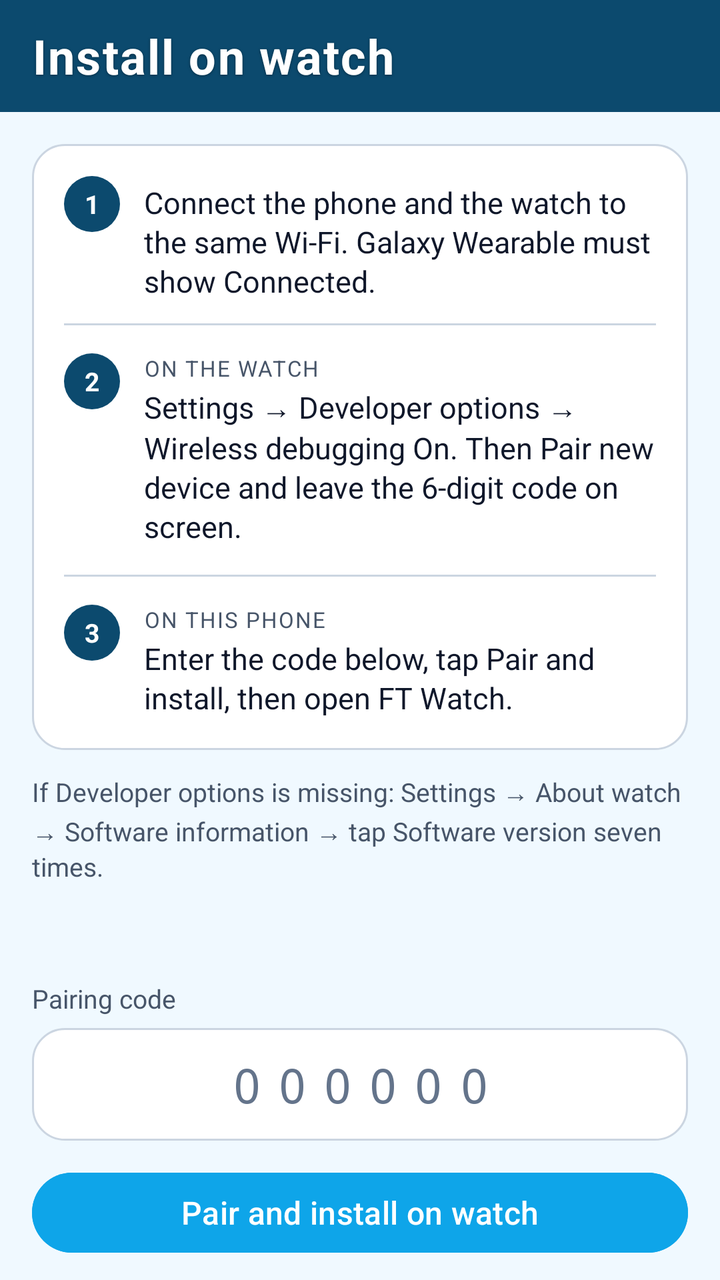
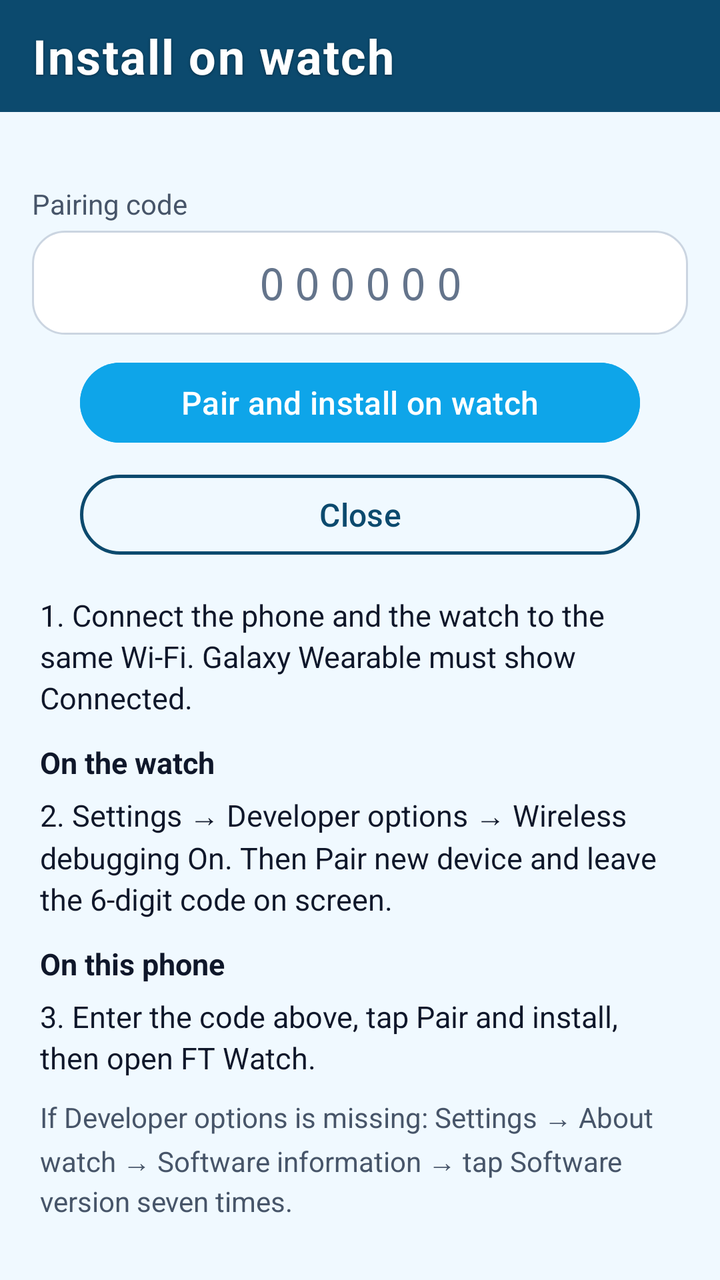

An Android layout rendered at two revisions. The XML below is the earlier revision; the diff shows what the commit changed to produce the second picture.
<!-- AndroidManifest.xml: application theme Theme.BasketballProtocol -->
<!-- res/layout/activity_install_watch.xml -->
<?xml version="1.0" encoding="utf-8"?>
<LinearLayout xmlns:android="http://schemas.android.com/apk/res/android"
    xmlns:app="http://schemas.android.com/apk/res-auto"
    android:id="@+id/installRoot"
    android:layout_width="match_parent"
    android:layout_height="match_parent"
    android:background="@color/bg_light"
    android:forceDarkAllowed="false"
    android:orientation="vertical">

    <com.google.android.material.appbar.MaterialToolbar
        android:id="@+id/installToolbar"
        android:layout_width="match_parent"
        android:layout_height="wrap_content"
        android:background="@color/primary_dark"
        android:minHeight="56dp"
        app:title="@string/menu_install_watch"
        app:titleTextAppearance="@style/TextAppearance.FTProtocol.ToolbarTitle"
        app:titleTextColor="@android:color/white"
        app:theme="@style/ThemeOverlay.FTProtocol.Toolbar" />

    <androidx.core.widget.NestedScrollView
        android:layout_width="match_parent"
        android:layout_height="0dp"
        android:layout_weight="1"
        android:clipToPadding="false"
        android:fillViewport="true"
        android:paddingHorizontal="16dp"
        android:paddingTop="16dp"
        android:paddingBottom="12dp">

        <LinearLayout
            android:layout_width="match_parent"
            android:layout_height="wrap_content"
            android:orientation="vertical">

            <LinearLayout
                android:layout_width="match_parent"
                android:layout_height="wrap_content"
                android:background="@drawable/popup_dropdown_bg"
                android:orientation="vertical"
                android:padding="16dp">

                <LinearLayout
                    android:layout_width="match_parent"
                    android:layout_height="wrap_content"
                    android:gravity="top"
                    android:orientation="horizontal">

                    <TextView
                        android:layout_width="28dp"
                        android:layout_height="28dp"
                        android:background="@drawable/bg_step_number"
                        android:gravity="center"
                        android:text="@string/install_watch_step_num_1"
                        android:textColor="@android:color/white"
                        android:textSize="13sp"
                        android:textStyle="bold" />

                    <TextView
                        android:layout_width="0dp"
                        android:layout_height="wrap_content"
                        android:layout_marginStart="12dp"
                        android:layout_weight="1"
                        android:lineSpacingExtra="2dp"
                        android:text="@string/install_watch_step_1"
                        android:textColor="@color/text_primary"
                        android:textSize="15sp" />
                </LinearLayout>

                <View
                    android:layout_width="match_parent"
                    android:layout_height="1dp"
                    android:layout_marginVertical="14dp"
                    android:background="@color/outline_soft" />

                <LinearLayout
                    android:layout_width="match_parent"
                    android:layout_height="wrap_content"
                    android:gravity="top"
                    android:orientation="horizontal">

                    <TextView
                        android:layout_width="28dp"
                        android:layout_height="28dp"
                        android:background="@drawable/bg_step_number"
                        android:gravity="center"
                        android:text="@string/install_watch_step_num_2"
                        android:textColor="@android:color/white"
                        android:textSize="13sp"
                        android:textStyle="bold" />

                    <LinearLayout
                        android:layout_width="0dp"
                        android:layout_height="wrap_content"
                        android:layout_marginStart="12dp"
                        android:layout_weight="1"
                        android:orientation="vertical">

                        <TextView
                            android:layout_width="match_parent"
                            android:layout_height="wrap_content"
                            android:text="@string/install_watch_heading_watch"
                            android:textAllCaps="true"
                            android:textColor="@color/text_secondary"
                            android:textSize="11sp"
                            android:letterSpacing="0.06" />

                        <TextView
                            android:layout_width="match_parent"
                            android:layout_height="wrap_content"
                            android:layout_marginTop="2dp"
                            android:lineSpacingExtra="2dp"
                            android:text="@string/install_watch_step_2"
                            android:textColor="@color/text_primary"
                            android:textSize="15sp" />
                    </LinearLayout>
                </LinearLayout>

                <View
                    android:layout_width="match_parent"
                    android:layout_height="1dp"
                    android:layout_marginVertical="14dp"
                    android:background="@color/outline_soft" />

                <LinearLayout
                    android:layout_width="match_parent"
                    android:layout_height="wrap_content"
                    android:gravity="top"
                    android:orientation="horizontal">

                    <TextView
                        android:layout_width="28dp"
                        android:layout_height="28dp"
                        android:background="@drawable/bg_step_number"
                        android:gravity="center"
                        android:text="@string/install_watch_step_num_3"
                        android:textColor="@android:color/white"
                        android:textSize="13sp"
                        android:textStyle="bold" />

                    <LinearLayout
                        android:layout_width="0dp"
                        android:layout_height="wrap_content"
                        android:layout_marginStart="12dp"
                        android:layout_weight="1"
                        android:orientation="vertical">

                        <TextView
                            android:layout_width="match_parent"
                            android:layout_height="wrap_content"
                            android:text="@string/install_watch_heading_phone"
                            android:textAllCaps="true"
                            android:textColor="@color/text_secondary"
                            android:textSize="11sp"
                            android:letterSpacing="0.06" />

                        <TextView
                            android:layout_width="match_parent"
                            android:layout_height="wrap_content"
                            android:layout_marginTop="2dp"
                            android:lineSpacingExtra="2dp"
                            android:text="@string/install_watch_step_3"
                            android:textColor="@color/text_primary"
                            android:textSize="15sp" />
                    </LinearLayout>
                </LinearLayout>
            </LinearLayout>

            <TextView
                android:layout_width="match_parent"
                android:layout_height="wrap_content"
                android:layout_marginTop="12dp"
                android:lineSpacingExtra="2dp"
                android:text="@string/install_watch_step_then"
                android:textColor="@color/text_secondary"
                android:textSize="13sp" />

            <TextView
                android:id="@+id/installStatusText"
                android:layout_width="match_parent"
                android:layout_height="wrap_content"
                android:layout_marginTop="16dp"
                android:textColor="@color/text_primary"
                android:textSize="15sp" />

            <TextView
                android:layout_width="match_parent"
                android:layout_height="wrap_content"
                android:layout_marginTop="12dp"
                android:text="@string/install_field_code"
                android:textColor="@color/text_secondary"
                android:textSize="13sp" />

            <EditText
                android:id="@+id/inputPairCode"
                android:layout_width="match_parent"
                android:layout_height="wrap_content"
                android:layout_marginTop="6dp"
                android:background="@drawable/popup_dropdown_bg"
                android:gravity="center"
                android:hint="@string/install_code_hint"
                android:imeOptions="actionDone"
                android:importantForAutofill="no"
                android:inputType="number"
                android:letterSpacing="0.35"
                android:maxLength="6"
                android:minHeight="56dp"
                android:padding="12dp"
                android:textColor="@color/text_primary"
                android:textColorHint="@color/text_hint"
                android:textSize="24sp"
                android:fontFamily="monospace" />

            <com.google.android.material.button.MaterialButton
                android:id="@+id/installWatchButton"
                android:layout_width="match_parent"
                android:layout_height="wrap_content"
                android:layout_marginTop="12dp"
                android:backgroundTint="@color/primary_blue"
                android:minHeight="48dp"
                android:text="@string/install_watch_do_install"
                android:textColor="@android:color/white"
                android:textSize="16sp" />

            <com.google.android.material.button.MaterialButton
                android:id="@+id/closeInstallButton"
                style="@style/Widget.Material3.Button.TextButton"
                android:layout_width="match_parent"
                android:layout_height="wrap_content"
                android:layout_marginTop="4dp"
                android:text="@string/install_watch_close"
                android:textColor="@color/primary_dark"
                android:textSize="16sp" />
        </LinearLayout>
    </androidx.core.widget.NestedScrollView>
</LinearLayout>
<!-- resources referenced by this layout -->
<resources>
  <color name="bg_light">#F0F9FF</color>
  <color name="outline_soft">#CBD5E1</color>
  <color name="primary_blue">#0EA5E9</color>
  <color name="primary_dark">#0C4A6E</color>
  <color name="text_hint">#64748B</color>
  <color name="text_primary">#0F172A</color>
  <color name="text_secondary">#475569</color>
  <!-- drawable bg_step_number (drawable) -->
  <?xml version="1.0" encoding="utf-8"?>
  <shape xmlns:android="http://schemas.android.com/apk/res/android"
      android:shape="oval">
      <solid android:color="@color/primary_dark" />
  </shape>
  <!-- drawable popup_dropdown_bg (drawable) -->
  <?xml version="1.0" encoding="utf-8"?>
  <shape xmlns:android="http://schemas.android.com/apk/res/android"
      android:shape="rectangle">
      <solid android:color="@color/surface_card" />
      <corners android:radius="16dp" />
      <stroke
          android:width="1dp"
          android:color="@color/outline_soft" />
  </shape>
  <string name="install_code_hint">000000</string>
  <string name="install_field_code">Pairing code</string>
  <string name="install_watch_close">Close</string>
  <string name="install_watch_do_install">Pair and install on watch</string>
  <string name="install_watch_heading_phone">On this phone</string>
  <string name="install_watch_heading_watch">On the watch</string>
  <string name="install_watch_step_1">Connect the phone and the watch to the same Wi‑Fi. Galaxy Wearable must show Connected.</string>
  <string name="install_watch_step_2">Settings → Developer options → Wireless debugging On. Then Pair new device and leave the 6-digit code on screen.</string>
  <string name="install_watch_step_3">Enter the code below, tap Pair and install, then open FT Watch.</string>
  <string name="install_watch_step_num_1">1</string>
  <string name="install_watch_step_num_2">2</string>
  <string name="install_watch_step_num_3">3</string>
  <string name="install_watch_step_then">If Developer options is missing: Settings → About watch → Software information → tap Software version seven times.</string>
  <string name="menu_install_watch">Install on watch</string>
  <style name="TextAppearance.FTProtocol.ToolbarTitle" parent="TextAppearance.Material3.TitleLarge">
          <item name="android:textSize">24sp</item>
          <item name="android:textStyle">bold</item>
          <item name="android:textColor">@android:color/white</item>
          <item name="android:letterSpacing">0.03</item>
          <item name="android:shadowColor">#66000000</item>
          <item name="android:shadowDx">0</item>
          <item name="android:shadowDy">1</item>
          <item name="android:shadowRadius">3</item>
      </style>
  <style name="ThemeOverlay.FTProtocol.Toolbar" parent="ThemeOverlay.Material3.Dark">
          <item name="colorControlNormal">@android:color/white</item>
          <item name="android:textColorPrimary">@android:color/white</item>
          <item name="actionMenuTextColor">@android:color/white</item>
      </style>
  <color name="surface_card">#FFFFFF</color>
  <color name="primary_soft">#E0F2FE</color>
  <style name="Widget.FTProtocol.Overflow" parent="Widget.AppCompat.ActionButton.Overflow">
          <item name="android:src">@drawable/ic_more_vert_white</item>
          <item name="srcCompat">@drawable/ic_more_vert_white</item>
          <item name="android:tint">@android:color/white</item>
      </style>
  <!-- drawable ic_more_vert_white (drawable) -->
  <?xml version="1.0" encoding="utf-8"?>
  <vector xmlns:android="http://schemas.android.com/apk/res/android"
      android:width="24dp"
      android:height="24dp"
      android:viewportWidth="24"
      android:viewportHeight="24">
      <path
          android:fillColor="#FFFFFF"
          android:pathData="M12,8c1.1,0 2,-0.9 2,-2s-0.9,-2 -2,-2 -2,0.9 -2,2 0.9,2 2,2zM12,10c-1.1,0 -2,0.9 -2,2s0.9,2 2,2 2,-0.9 2,-2 -0.9,-2 -2,-2zM12,16c-1.1,0 -2,0.9 -2,2s0.9,2 2,2 2,-0.9 2,-2 -0.9,-2 -2,-2z" />
  </vector>
  <!-- unchanged entries left out for length: 1 -->
</resources>

<!-- the commit's change to res/layout/activity_install_watch.xml (unified diff, before → after) -->
@@ -19,168 +19,96 @@
         app:titleTextColor="@android:color/white"
         app:theme="@style/ThemeOverlay.FTProtocol.Toolbar" />
 
-    <androidx.core.widget.NestedScrollView
+    <TextView
+        android:id="@+id/installStatusText"
+        android:layout_width="match_parent"
+        android:layout_height="wrap_content"
+        android:paddingHorizontal="16dp"
+        android:paddingTop="10dp"
+        android:paddingBottom="6dp"
+        android:textColor="@color/text_primary"
+        android:textSize="15sp" />
+
+    <TextView
+        android:layout_width="match_parent"
+        android:layout_height="wrap_content"
+        android:paddingHorizontal="16dp"
+        android:paddingBottom="4dp"
+        android:text="@string/install_field_code"
+        android:textColor="@color/text_secondary"
+        android:textSize="14sp" />
+
+    <EditText
+        android:id="@+id/inputPairCode"
+        android:layout_width="match_parent"
+        android:layout_height="wrap_content"
+        android:layout_marginHorizontal="16dp"
+        android:background="@drawable/popup_dropdown_bg"
+        android:fontFamily="monospace"
+        android:gravity="center"
+        android:hint="@string/install_code_hint"
+        android:imeOptions="actionDone"
+        android:importantForAutofill="no"
+        android:inputType="number"
+        android:letterSpacing="0.2"
+        android:maxLength="6"
+        android:minHeight="52dp"
+        android:padding="10dp"
+        android:textColor="@color/text_primary"
+        android:textColorHint="@color/text_hint"
+        android:textSize="22sp" />
+
+    <LinearLayout
+        android:layout_width="match_parent"
+        android:layout_height="wrap_content"
+        android:gravity="center_horizontal"
+        android:orientation="vertical"
+        android:paddingHorizontal="40dp"
+        android:paddingTop="10dp">
+
+        <com.google.android.material.button.MaterialButton
+            android:id="@+id/installWatchButton"
+            android:layout_width="match_parent"
+            android:layout_height="wrap_content"
+            android:backgroundTint="@color/primary_blue"
+            android:minHeight="48dp"
+            android:text="@string/install_watch_do_install"
+            android:textColor="@android:color/white"
+            android:textSize="16sp" />
+
+        <com.google.android.material.button.MaterialButton
+            android:id="@+id/closeInstallButton"
+            style="@style/Widget.Material3.Button.OutlinedButton"
+            android:layout_width="match_parent"
+            android:layout_height="wrap_content"
+            android:layout_marginTop="8dp"
+            android:minHeight="48dp"
+            android:text="@string/install_watch_close"
+            android:textColor="@color/primary_dark"
+            android:textSize="16sp"
+            app:strokeColor="@color/primary_dark"
+            app:strokeWidth="1.5dp" />
+    </LinearLayout>
+
+    <ScrollView
         android:layout_width="match_parent"
         android:layout_height="0dp"
         android:layout_weight="1"
-        android:clipToPadding="false"
-        android:fillViewport="true"
         android:paddingHorizontal="16dp"
-        android:paddingTop="16dp"
-        android:paddingBottom="12dp">
+        android:paddingTop="12dp"
+        android:paddingBottom="16dp">
 
         <LinearLayout
             android:layout_width="match_parent"
             android:layout_height="wrap_content"
-            android:orientation="vertical">
-
-            <LinearLayout
-                android:layout_width="match_parent"
-                android:layout_height="wrap_content"
-                android:background="@drawable/popup_dropdown_bg"
-                android:orientation="vertical"
-                android:padding="16dp">
-
-                <LinearLayout
-                    android:layout_width="match_parent"
-                    android:layout_height="wrap_content"
-                    android:gravity="top"
-                    android:orientation="horizontal">
-
-                    <TextView
-                        android:layout_width="28dp"
-                        android:layout_height="28dp"
-                        android:background="@drawable/bg_step_number"
-                        android:gravity="center"
-                        android:text="@string/install_watch_step_num_1"
-                        android:textColor="@android:color/white"
-                        android:textSize="13sp"
-                        android:textStyle="bold" />
-
-                    <TextView
-                        android:layout_width="0dp"
-                        android:layout_height="wrap_content"
-                        android:layout_marginStart="12dp"
-                        android:layout_weight="1"
-                        android:lineSpacingExtra="2dp"
-                        android:text="@string/install_watch_step_1"
-                        android:textColor="@color/text_primary"
-                        android:textSize="15sp" />
-                </LinearLayout>
-
-                <View
-                    android:layout_width="match_parent"
-                    android:layout_height="1dp"
-                    android:layout_marginVertical="14dp"
-                    android:background="@color/outline_soft" />
-
-                <LinearLayout
-                    android:layout_width="match_parent"
-                    android:layout_height="wrap_content"
-                    android:gravity="top"
-                    android:orientation="horizontal">
-
-                    <TextView
-                        android:layout_width="28dp"
-                        android:layout_height="28dp"
-                        android:background="@drawable/bg_step_number"
-                        android:gravity="center"
-                        android:text="@string/install_watch_step_num_2"
-                        android:textColor="@android:color/white"
-                        android:textSize="13sp"
-                        android:textStyle="bold" />
-
-                    <LinearLayout
-                        android:layout_width="0dp"
-                        android:layout_height="wrap_content"
-                        android:layout_marginStart="12dp"
-                        android:layout_weight="1"
-                        android:orientation="vertical">
-
-                        <TextView
-                            android:layout_width="match_parent"
-                            android:layout_height="wrap_content"
-                            android:text="@string/install_watch_heading_watch"
-                            android:textAllCaps="true"
-                            android:textColor="@color/text_secondary"
-                            android:textSize="11sp"
-                            android:letterSpacing="0.06" />
-
-                        <TextView
-                            android:layout_width="match_parent"
-                            android:layout_height="wrap_content"
-                            android:layout_marginTop="2dp"
-                            android:lineSpacingExtra="2dp"
-                            android:text="@string/install_watch_step_2"
-                            android:textColor="@color/text_primary"
-                            android:textSize="15sp" />
-                    </LinearLayout>
-                </LinearLayout>
-
-                <View
-                    android:layout_width="match_parent"
-                    android:layout_height="1dp"
-                    android:layout_marginVertical="14dp"
-                    android:background="@color/outline_soft" />
-
-                <LinearLayout
-                    android:layout_width="match_parent"
-                    android:layout_height="wrap_content"
-                    android:gravity="top"
-                    android:orientation="horizontal">
-
-                    <TextView
-                        android:layout_width="28dp"
-                        android:layout_height="28dp"
-                        android:background="@drawable/bg_step_number"
-                        android:gravity="center"
-                        android:text="@string/install_watch_step_num_3"
-                        android:textColor="@android:color/white"
-                        android:textSize="13sp"
-                        android:textStyle="bold" />
-
-                    <LinearLayout
-                        android:layout_width="0dp"
-                        android:layout_height="wrap_content"
-                        android:layout_marginStart="12dp"
-                        android:layout_weight="1"
-                        android:orientation="vertical">
-
-                        <TextView
-                            android:layout_width="match_parent"
-                            android:layout_height="wrap_content"
-                            android:text="@string/install_watch_heading_phone"
-                            android:textAllCaps="true"
-                            android:textColor="@color/text_secondary"
-                            android:textSize="11sp"
-                            android:letterSpacing="0.06" />
-
-                        <TextView
-                            android:layout_width="match_parent"
-                            android:layout_height="wrap_content"
-                            android:layout_marginTop="2dp"
-                            android:lineSpacingExtra="2dp"
-                            android:text="@string/install_watch_step_3"
-                            android:textColor="@color/text_primary"
-                            android:textSize="15sp" />
-                    </LinearLayout>
-                </LinearLayout>
-            </LinearLayout>
+            android:orientation="vertical"
+            android:padding="4dp">
 
             <TextView
                 android:layout_width="match_parent"
                 android:layout_height="wrap_content"
-                android:layout_marginTop="12dp"
-                android:lineSpacingExtra="2dp"
-                android:text="@string/install_watch_step_then"
-                android:textColor="@color/text_secondary"
-                android:textSize="13sp" />
-
-            <TextView
-                android:id="@+id/installStatusText"
-                android:layout_width="match_parent"
-                android:layout_height="wrap_content"
-                android:layout_marginTop="16dp"
+                android:lineSpacingExtra="3dp"
+                android:text="@string/install_watch_step_1"
                 android:textColor="@color/text_primary"
                 android:textSize="15sp" />
 
@@ -188,50 +116,46 @@
                 android:layout_width="match_parent"
                 android:layout_height="wrap_content"
                 android:layout_marginTop="12dp"
-                android:text="@string/install_field_code"
-                android:textColor="@color/text_secondary"
-                android:textSize="13sp" />
+                android:text="@string/install_watch_heading_watch"
+                android:textColor="@color/text_primary"
+                android:textSize="15sp"
+                android:textStyle="bold" />
 
-            <EditText
-                android:id="@+id/inputPairCode"
+            <TextView
                 android:layout_width="match_parent"
                 android:layout_height="wrap_content"
                 android:layout_marginTop="6dp"
-                android:background="@drawable/popup_dropdown_bg"
-                android:gravity="center"
-                android:hint="@string/install_code_hint"
-                android:imeOptions="actionDone"
-                android:importantForAutofill="no"
-                android:inputType="number"
-                android:letterSpacing="0.35"
-                android:maxLength="6"
-                android:minHeight="56dp"
-                android:padding="12dp"
+                android:lineSpacingExtra="3dp"
+                android:text="@string/install_watch_step_2"
                 android:textColor="@color/text_primary"
-                android:textColorHint="@color/text_hint"
-                android:textSize="24sp"
-                android:fontFamily="monospace" />
+                android:textSize="15sp" />
 
-            <com.google.android.material.button.MaterialButton
-                android:id="@+id/installWatchButton"
+            <TextView
                 android:layout_width="match_parent"
                 android:layout_height="wrap_content"
                 android:layout_marginTop="12dp"
-                android:backgroundTint="@color/primary_blue"
-                android:minHeight="48dp"
-                android:text="@string/install_watch_do_install"
-                android:textColor="@android:color/white"
-                android:textSize="16sp" />
+                android:text="@string/install_watch_heading_phone"
+                android:textColor="@color/text_primary"
+                android:textSize="15sp"
+                android:textStyle="bold" />
 
-            <com.google.android.material.button.MaterialButton
-                android:id="@+id/closeInstallButton"
-                style="@style/Widget.Material3.Button.TextButton"
+            <TextView
                 android:layout_width="match_parent"
                 android:layout_height="wrap_content"
-                android:layout_marginTop="4dp"
-                android:text="@string/install_watch_close"
-                android:textColor="@color/primary_dark"
-                android:textSize="16sp" />
+                android:layout_marginTop="6dp"
+                android:lineSpacingExtra="3dp"
+                android:text="@string/install_watch_step_3"
+                android:textColor="@color/text_primary"
+                android:textSize="15sp" />
+
+            <TextView
+                android:layout_width="match_parent"
+                android:layout_height="wrap_content"
+                android:layout_marginTop="10dp"
+                android:lineSpacingExtra="3dp"
+                android:text="@string/install_watch_step_then"
+                android:textColor="@color/text_secondary"
+                android:textSize="14sp" />
         </LinearLayout>
-    </androidx.core.widget.NestedScrollView>
+    </ScrollView>
 </LinearLayout>
<!-- resource entries referenced after the edit -->
@@ -7,12 +7,6 @@
   <color name="text_hint">#64748B</color>
   <color name="text_primary">#0F172A</color>
   <color name="text_secondary">#475569</color>
-  <!-- drawable bg_step_number (drawable) -->
-  <?xml version="1.0" encoding="utf-8"?>
-  <shape xmlns:android="http://schemas.android.com/apk/res/android"
-      android:shape="oval">
-      <solid android:color="@color/primary_dark" />
-  </shape>
   <!-- drawable popup_dropdown_bg (drawable) -->
   <?xml version="1.0" encoding="utf-8"?>
   <shape xmlns:android="http://schemas.android.com/apk/res/android"
@@ -29,12 +23,9 @@
   <string name="install_watch_do_install">Pair and install on watch</string>
   <string name="install_watch_heading_phone">On this phone</string>
   <string name="install_watch_heading_watch">On the watch</string>
-  <string name="install_watch_step_1">Connect the phone and the watch to the same Wi‑Fi. Galaxy Wearable must show Connected.</string>
-  <string name="install_watch_step_2">Settings → Developer options → Wireless debugging On. Then Pair new device and leave the 6-digit code on screen.</string>
-  <string name="install_watch_step_3">Enter the code below, tap Pair and install, then open FT Watch.</string>
-  <string name="install_watch_step_num_1">1</string>
-  <string name="install_watch_step_num_2">2</string>
-  <string name="install_watch_step_num_3">3</string>
+  <string name="install_watch_step_1">1. Connect the phone and the watch to the same Wi‑Fi. Galaxy Wearable must show Connected.</string>
+  <string name="install_watch_step_2">2. Settings → Developer options → Wireless debugging On. Then Pair new device and leave the 6-digit code on screen.</string>
+  <string name="install_watch_step_3">3. Enter the code above, tap Pair and install, then open FT Watch.</string>
   <string name="install_watch_step_then">If Developer options is missing: Settings → About watch → Software information → tap Software version seven times.</string>
   <string name="menu_install_watch">Install on watch</string>
   <style name="TextAppearance.FTProtocol.ToolbarTitle" parent="TextAppearance.Material3.TitleLarge">
